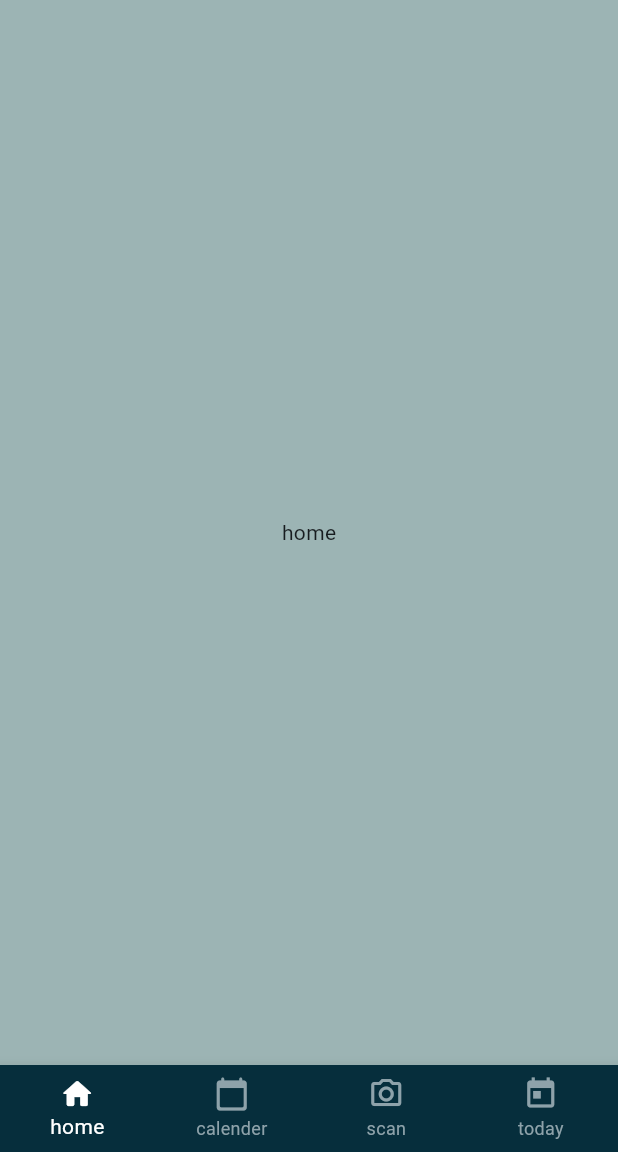
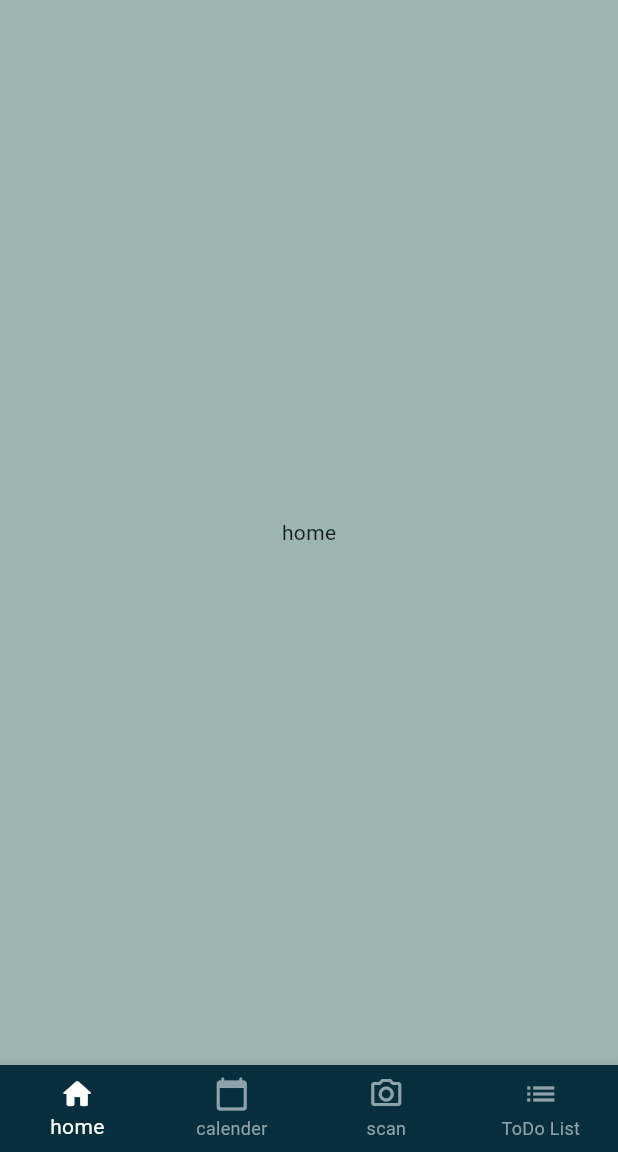
Before and after one commit to soda0408/diaryminder, a Flutter app: the MainPage screen opened directly, on a phone screen of 412 x 824 dp, the part 84-1236 px from its top. Run offline on Flutter 3.47's test engine with Material 3 defaults, Android fonts, the phone set to English and light mode, and no system bars; our stand-ins replace flutter_local_notifications, timezone.

Commit message:
todolistがバグは多いけど動くようになった

```diff
--- a/lib/constant/app_color.dart
+++ b/lib/constant/app_color.dart
@@ -1,30 +1,35 @@
 import 'dart:ui';
 
 class AppColor {
-  static final _Brand brand = _Brand();
-  static final _Text text = _Text();
-  static final _Ui ui = _Ui();
+  static final Brand brand = Brand(); // クラス名をパブリックに変更
+  static final TextColors text = TextColors(); // クラス名をパブリックに変更
+  static final UiColors ui = UiColors(); // クラス名をパブリックに変更
 }
 
-class _Brand {
+class Brand {
+  // クラス名をパブリックに変更
   final Color primary = const Color(0xFFFFFFFF);
   final Color secondary = const Color(0xFF062E3C);
 }
 
-class _Text {
+class TextColors {
+  // クラス名をパブリックに変更
   final Color primary = const Color(0xFFFFFFFF);
   final Color secondary = const Color(0xFF062E3C);
   final Color gray = const Color.fromARGB(255, 142, 162, 170);
 }
 
-class _Ui {
+class UiColors {
+  // クラス名をパブリックに変更
   final Color logo = const Color(0xFFFFFFFF);
   final Color primary = const Color(0xFFFFFFFF);
   final Color secondary = const Color(0xFF062E3C);
   final Color gray = const Color.fromARGB(255, 142, 162, 170);
   final Color background = const Color(0xFF9CB4B4);
 
-  final Color shadow = const Color(0xFF000000).withOpacity(0.4);
+  final Color shadow = const Color(
+    0xFF000000,
+  ).withAlpha(102); // 0.4 * 255 = 102
   final Color saturday = const Color(0xFF8EAFED);
   final Color sunday = const Color(0xFFED8EAF);
   final Color unsupported = const Color(0xFFD3D3D3);
--- a/lib/screens/main_page.dart
+++ b/lib/screens/main_page.dart
@@ -4,7 +4,7 @@ import 'package:diaryminder/widgets/app_bar.dart';
 import 'package:diaryminder/screens/home_screen.dart';
 import 'package:diaryminder/screens/calender_screen.dart';
 import 'package:diaryminder/screens/scan_screen.dart';
-import 'package:diaryminder/screens/today_screen.dart';
+import 'package:diaryminder/screens/today_screen.dart'; // Ensure this import is correct
 
 class MainPage extends StatefulWidget {
   final int selectedIndex;
@@ -20,7 +20,7 @@ class _MainPageState extends State<MainPage> {
     HomeScreen(),
     CalenderScreen(),
     ScanScreen(),
-    TodayScreen(),
+    ToDoListPage(), // 修正: TodayScreenをToDoListPageに変更
   ];
 
   final items = <BottomNavigationBarItem>[
@@ -33,7 +33,10 @@ class _MainPageState extends State<MainPage> {
       icon: Icon(Icons.camera_alt_outlined),
       label: 'scan',
     ),
-    BottomNavigationBarItem(icon: Icon(Icons.today), label: 'today'),
+    BottomNavigationBarItem(
+      icon: Icon(Icons.list),
+      label: 'ToDo List',
+    ), // 修正: アイコンとラベルを変更
   ];
 
   @override
```
Also changed, not shown: lib/main.dart (+24 -5 lines), lib/screens/today_screen.dart (+108 -27 lines), 1 other file.
